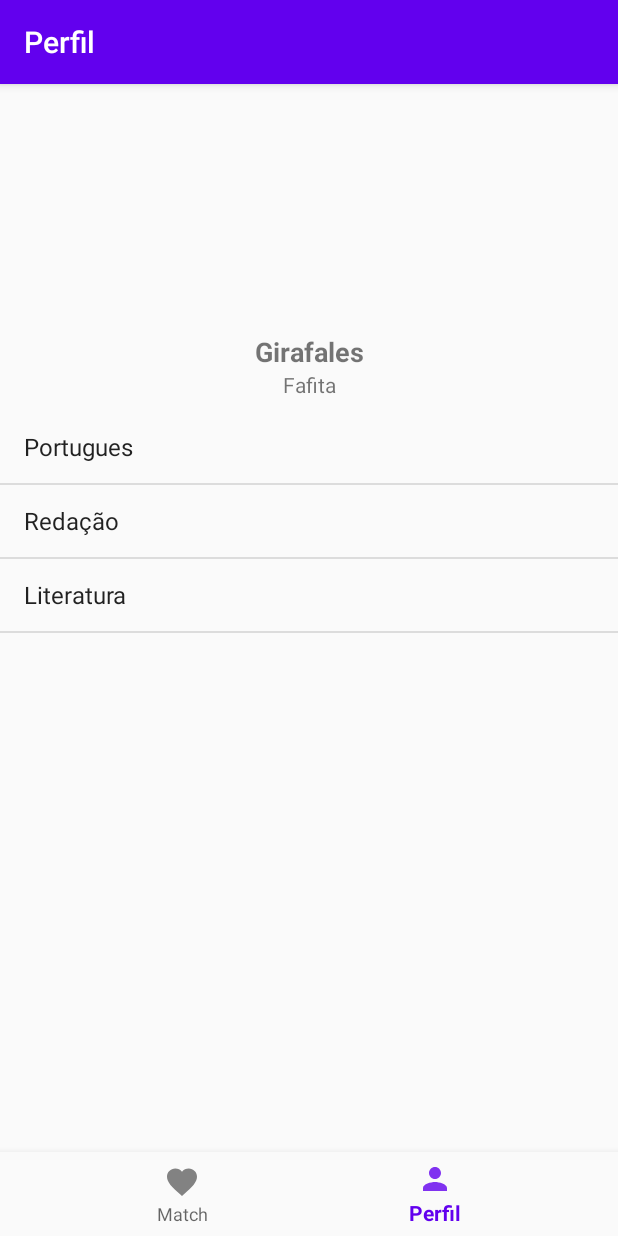
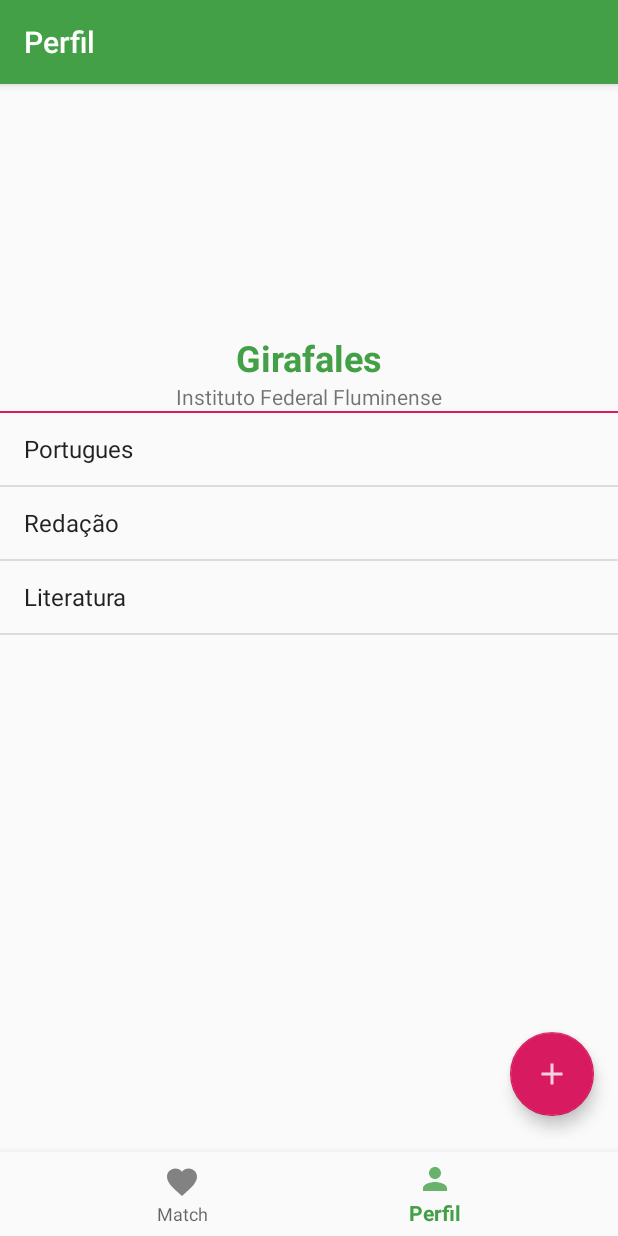
Before and after one commit to raphaelframos/matcheduc, an Android app: the ProfileFragment screen opened through its navigation route, on a phone screen of 412 x 824 dp. Run offline under Robolectric (Android 15) with nearby library versions, the phone set to English and light mode, and no system bars; our stand-ins replace navigation-ui; libraries missing offline, so code that uses them is left out: coil.api.load, com.yuyakaido.android; pictures from the network do not load; 7 statements that could not run were skipped.

Commit message:
Customizando tela

```diff
--- a/app/src/main/java/powellapps/matcheduc/ui/profile/ProfileFragment.kt
+++ b/app/src/main/java/powellapps/matcheduc/ui/profile/ProfileFragment.kt
@@ -28,7 +28,7 @@ class ProfileFragment : Fragment() {
             transformations(CircleCropTransformation())
         }
         binding.textViewName.setText("Girafales")
-        binding.textViewSchool.setText("Fafita")
+        binding.textViewSchool.setText("Instituto Federal Fluminense")
         var u1 = Unit("Portugues")
         var u2 = Unit("Redação")
         var u3 = Unit("Literatura")
--- /dev/null
+++ b/app/src/main/res/drawable-anydpi/ic_action_add.xml
@@ -0,0 +1,11 @@
+<vector xmlns:android="http://schemas.android.com/apk/res/android"
+    android:width="24dp"
+    android:height="24dp"
+    android:viewportWidth="24"
+    android:viewportHeight="24"
+    android:tint="#FFFFFF"
+    android:alpha="0.8">
+    <path
+        android:fillColor="#FF000000"
+        android:pathData="M19,13h-6v6h-2v-6H5v-2h6V5h2v6h6v2z"/>
+</vector>
--- a/app/src/main/res/layout/fragment_profile.xml
+++ b/app/src/main/res/layout/fragment_profile.xml
@@ -24,7 +24,8 @@
         android:layout_marginTop="8dp"
         android:gravity="center_horizontal"
         android:text="TextView"
-        android:textSize="18sp"
+        android:textColor="#43A047"
+        android:textSize="24sp"
         android:textStyle="bold"
         app:layout_constraintEnd_toEndOf="parent"
         app:layout_constraintStart_toStartOf="parent"
@@ -39,14 +40,43 @@
         app:layout_constraintStart_toStartOf="parent"
         app:layout_constraintTop_toBottomOf="@+id/textViewName" />
 
-    <ListView
-        android:id="@+id/listViewUnits"
-        android:layout_width="0dp"
+    <View
+        android:id="@+id/view"
+        android:layout_width="match_parent"
+        android:layout_height="1dp"
+        android:background="@color/colorAccent"
+        app:layout_constraintTop_toBottomOf="@+id/textViewSchool"></View>
+
+    <FrameLayout
+        android:id="@+id/frameLayout"
+        android:layout_width="match_parent"
         android:layout_height="0dp"
-        android:layout_marginTop="8dp"
+        android:layout_marginBottom="64dp"
         app:layout_constraintBottom_toBottomOf="parent"
         app:layout_constraintEnd_toEndOf="parent"
         app:layout_constraintStart_toStartOf="parent"
-        app:layout_constraintTop_toBottomOf="@+id/textViewSchool" />
+        app:layout_constraintTop_toBottomOf="@+id/view">
+
+        <ListView
+            android:id="@+id/listViewUnits"
+            android:layout_width="match_parent"
+            android:layout_height="match_parent">
+
+        </ListView>
+
+        <com.google.android.material.floatingactionbutton.FloatingActionButton
+            android:id="@+id/floatingActionButton"
+            android:layout_width="wrap_content"
+            android:layout_height="wrap_content"
+            android:layout_gravity="bottom|right"
+            android:layout_marginEnd="16dp"
+            android:layout_marginRight="16dp"
+            android:layout_marginBottom="16dp"
+            android:clickable="true"
+            android:src="@drawable/ic_action_add"
+            app:fabSize="normal" />
+
+    </FrameLayout>
+
 
 </androidx.constraintlayout.widget.ConstraintLayout>
--- a/app/src/main/res/values/colors.xml
+++ b/app/src/main/res/values/colors.xml
@@ -1,6 +1,6 @@
 <?xml version="1.0" encoding="utf-8"?>
 <resources>
-    <color name="colorPrimary">#6200EE</color>
-    <color name="colorPrimaryDark">#3700B3</color>
-    <color name="colorAccent">#03DAC5</color>
+    <color name="colorPrimary">#43A047</color>
+    <color name="colorPrimaryDark">@color/colorPrimary</color>
+    <color name="colorAccent">#D81B60</color>
 </resources>
```
Also changed, not shown: app/src/main/res/drawable-hdpi/ic_action_add.png (added), app/src/main/res/drawable-mdpi/ic_action_add.png (added), app/src/main/res/drawable-xhdpi/ic_action_add.png (added), app/src/main/res/drawable-xxhdpi/ic_action_add.png (added).
